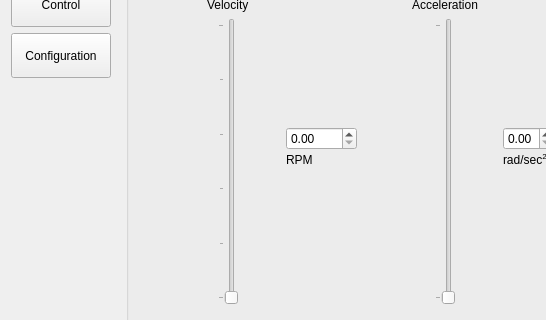
The window that FESS-GUI/mainwindow.ui (FIGS-FESS/FESSGUI) describes before a commit, drawn with Qt 5; both pictures show x 0 to 546 and y 109 to 429 of the 1190 by 710 pixel window.
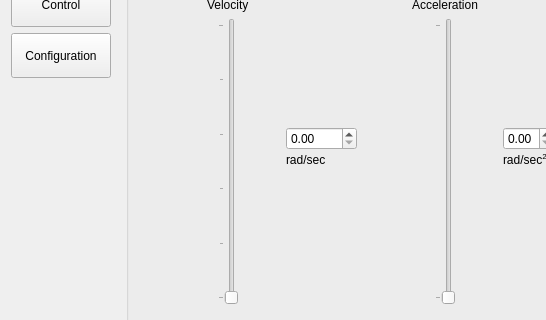
The same window after the commit. The open tabs and pages were chosen to show the change. Custom widgets are drawn as their Qt base class.

```diff
--- a/FESS-GUI/mainwindow.ui
+++ b/FESS-GUI/mainwindow.ui
@@ -178,7 +178,7 @@
              <item alignment="Qt::AlignLeft|Qt::AlignTop">
               <widget class="QLabel" name="velocityUnitLabel">
                <property name="text">
-                <string>RPM</string>
+                <string>rad/sec</string>
                </property>
               </widget>
              </item>
```
Left out of the diff: 6 changed lines with no effect on the pictures.
